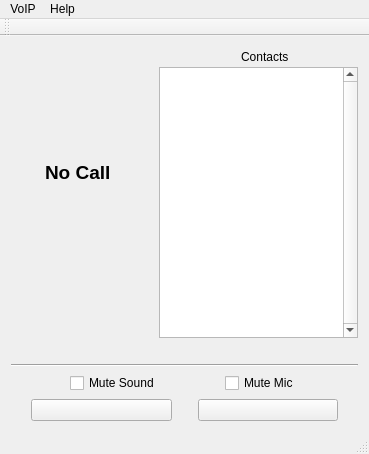
Old version of the form mainwindow.ui in the repository Samze/Simple-VoIP.
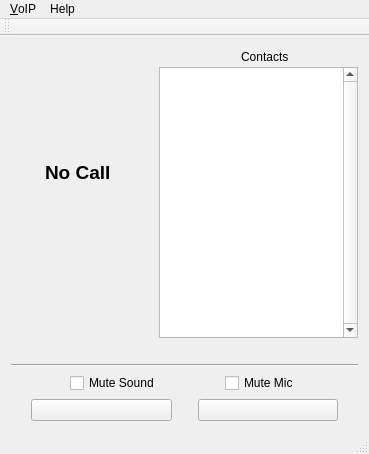
New version of the form. Icons and pictures are not drawn.

The edit to the form file:
```diff
--- a/mainwindow.ui
+++ b/mainwindow.ui
@@ -451,7 +451,7 @@
    </property>
    <widget class="QMenu" name="menuVOIP">
     <property name="title">
-     <string>VoIP</string>
+     <string>&amp;VoIP</string>
     </property>
     <addaction name="actionCall"/>
     <addaction name="actionMute_Sound"/>
```
Left out of the diff: 15 changed lines with no effect on the pictures.
